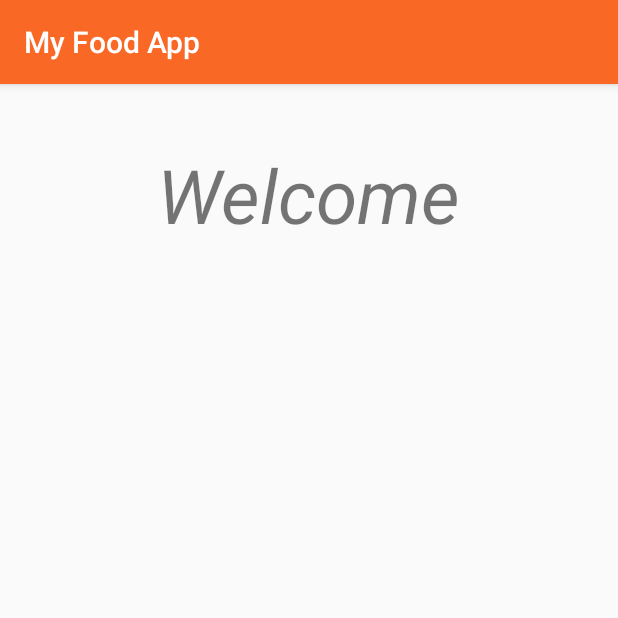
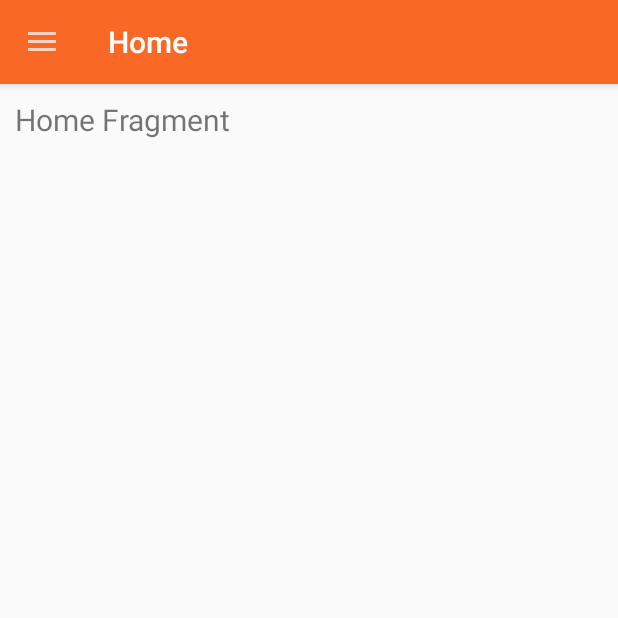
Before and after one commit to HammadKhan950/MyFoodApp, an Android app: the NewActivity screen opened directly, with no data from a screen before it, on a phone screen of 412 x 824 dp, the top half of it. Run offline under Robolectric (Android 15) with nearby library versions, the phone set to English and light mode, and no system bars.

Commit message:
project updated

```diff
--- a/app/src/main/java/com/Hammadkhan950/myfoodapp/NewActivity.kt
+++ b/app/src/main/java/com/Hammadkhan950/myfoodapp/NewActivity.kt
@@ -5,25 +5,156 @@ import android.content.Intent
 import android.content.SharedPreferences
 import androidx.appcompat.app.AppCompatActivity
 import android.os.Bundle
+import android.view.MenuItem
+import android.widget.FrameLayout
 import android.widget.TextView
 import android.widget.Toast
+import androidx.appcompat.app.ActionBarDrawerToggle
+import androidx.coordinatorlayout.widget.CoordinatorLayout
+import androidx.core.view.GravityCompat
+import androidx.drawerlayout.widget.DrawerLayout
+import com.google.android.material.navigation.NavigationView
 
 class NewActivity : AppCompatActivity() {
-    lateinit var tvMobileNumber: TextView
-    lateinit var tvPassword: TextView
-    lateinit var sharedPreferences: SharedPreferences
+
+
+    lateinit var drawerLayout: DrawerLayout
+    lateinit var coordinatorLayout: CoordinatorLayout
+    lateinit var frameLayout: FrameLayout
+    lateinit var navigationView: NavigationView
+    lateinit var toolbar: androidx.appcompat.widget.Toolbar
+    var previousMenuItem: MenuItem?=null
+   // lateinit var sharedPreferences: SharedPreferences
     override fun onCreate(savedInstanceState: Bundle?) {
         super.onCreate(savedInstanceState)
         setContentView(R.layout.activity_new)
-        sharedPreferences=getSharedPreferences(getString(R.string.preferences_file_name), Context.MODE_PRIVATE)
-        tvMobileNumber = findViewById(R.id.tvMobileNumber)
-        tvPassword = findViewById(R.id.tvPassword)
+//        sharedPreferences=getSharedPreferences(getString(R.string.preferences_file_name), Context.MODE_PRIVATE)
+//        val mobileNumber = sharedPreferences.getString("MobileNumber", 100.toString())
+//        val password = sharedPreferences.getString("Password","")
 
 
-        val mobileNumber = sharedPreferences.getString("MobileNumber", 100.toString())
-        val password = sharedPreferences.getString("Password","")
-        tvMobileNumber.text = mobileNumber
-        tvPassword.text = password
+
+
+       drawerLayout = findViewById(R.id.drawerLayout)
+       coordinatorLayout = findViewById(R.id.coordinatorLayout)
+       frameLayout = findViewById(R.id.frameLayout)
+       navigationView = findViewById(R.id.navigationView)
+       toolbar = findViewById(R.id.toolbar)
+       setUpToolbar()
+       openDashboard()
+       val actionBarDrawerToggle =
+           ActionBarDrawerToggle(this, drawerLayout,
+               R.string.open_drawer,
+               R.string.close_drawer
+           )
+
+       drawerLayout.addDrawerListener(actionBarDrawerToggle)
+       actionBarDrawerToggle.syncState()
+
+       navigationView.setNavigationItemSelectedListener {
+
+
+           if(previousMenuItem!=null){
+               previousMenuItem?.isChecked=false
+           }
+           it.isCheckable=true
+           it.isChecked=true
+           previousMenuItem=it
+
+           when (it.itemId) {
+               R.id.home -> {
+                   openDashboard()
+               }
+               R.id.favouriteRestaurants-> {
+                   supportFragmentManager.beginTransaction()
+                       .replace(
+                           R.id.frameLayout,
+                           FavouriteFragment()
+                       )
+                       .commit()
+                   supportActionBar?.title="Favourites"
+                   drawerLayout.closeDrawers()
+
+               }
+               R.id.myprofile -> {
+                   supportFragmentManager.beginTransaction()
+                       .replace(
+                           R.id.frameLayout,
+                           ProfileFragment()
+                       )
+                       .commit()
+                   supportActionBar?.title="Profile"
+                   drawerLayout.closeDrawers()
+
+               }
+               R.id.faqs -> {
+                   supportFragmentManager.beginTransaction()
+                       .replace(
+                           R.id.frameLayout,
+                          FAQsFragment()
+                       )
+                       .commit()
+                   supportActionBar?.title="About"
+                   drawerLayout.closeDrawers()
+
+               }
+               R.id.logout -> {
+                   supportFragmentManager.beginTransaction()
+                       .replace(
+                           R.id.frameLayout,
+                           LogoutFragment()
+                       )
+                       .commit()
+                   supportActionBar?.title="Log Out"
+                   drawerLayout.closeDrawers()
+
+               }
+           }
+           return@setNavigationItemSelectedListener true
+       }
+
+   }
+
+    fun setUpToolbar() {
+        setSupportActionBar(toolbar)
+        supportActionBar?.title = "Toolbar Title"
+        supportActionBar?.setHomeButtonEnabled(true)
+        supportActionBar?.setDisplayHomeAsUpEnabled(true)
 
     }
+
+    override fun onOptionsItemSelected(item: MenuItem): Boolean {
+
+        val id = item.itemId
+
+        if (id == android.R.id.home) {
+            drawerLayout.openDrawer(GravityCompat.START)
+        }
+        return super.onOptionsItemSelected(item)
+
+    }
+
+    fun openDashboard(){
+        val fragment= HomeFragment()
+        val transaction=supportFragmentManager.beginTransaction()
+
+        transaction.replace(R.id.frameLayout,fragment)
+        transaction.commit()
+        supportActionBar?.title="Home"
+        navigationView.setCheckedItem(R.id.home)
+    }
+
+    override fun onBackPressed() {
+        val frag=supportFragmentManager.findFragmentById(R.id.frameLayout)
+
+        when(frag){
+            !is HomeFragment ->openDashboard()
+
+            else->super.onBackPressed()
+        }
+
+
+    }
+
+
 }
--- a/app/src/main/res/layout/activity_new.xml
+++ b/app/src/main/res/layout/activity_new.xml
@@ -1,43 +1,52 @@
 <?xml version="1.0" encoding="utf-8"?>
-<LinearLayout xmlns:android="http://schemas.android.com/apk/res/android"
+<androidx.drawerlayout.widget.DrawerLayout xmlns:android="http://schemas.android.com/apk/res/android"
     xmlns:app="http://schemas.android.com/apk/res-auto"
     xmlns:tools="http://schemas.android.com/tools"
+    android:id="@+id/drawerLayout"
     android:layout_width="match_parent"
-    android:orientation="vertical"
     android:layout_height="match_parent"
     tools:context=".NewActivity">
-    <TextView
 
-        android:layout_width="wrap_content"
-        android:layout_height="wrap_content"
-        android:layout_gravity="center"
-        android:text="Welcome"
-        android:textSize="50sp"
-        android:layout_marginTop="40dp"
-        android:textStyle="italic"/>
-    <TextView
-        android:id="@+id/tvMobileNumber"
-        android:layout_width="wrap_content"
-        android:layout_height="wrap_content"
-        android:textSize="20sp"
-        android:text="732824689"
-        android:layout_gravity="center"
-        android:layout_marginTop="30dp"
-        />
-    <TextView
-        android:id="@+id/tvPassword"
-        android:layout_width="wrap_content"
-        android:layout_height="wrap_content"
-        android:textSize="20sp"
-        android:text="HammadKhan950"
-        android:layout_gravity="center"
-        android:layout_marginTop="30dp"
-        />
+    <androidx.coordinatorlayout.widget.CoordinatorLayout
+        android:id="@+id/coordinatorLayout"
+        android:layout_width="match_parent"
+        android:layout_height="match_parent">
+
+        <com.google.android.material.appbar.AppBarLayout
+            android:layout_width="match_parent"
+            android:layout_height="wrap_content"
+            android:elevation="0dp"
+            android:theme="@style/ThemeOverlay.AppCompat.Dark">
+
+            <androidx.appcompat.widget.Toolbar
+                android:id="@+id/toolbar"
+                android:layout_width="match_parent"
+                android:layout_height="wrap_content"
+                android:background="@color/colorPrimary"
+                android:minHeight="?attr/actionBarSize"
+                android:theme="@style/ThemeOverlay.AppCompat.Dark"
+                app:layout_scrollFlags="scroll|enterAlways" />
 
 
+        </com.google.android.material.appbar.AppBarLayout>
 
 
+        <FrameLayout
+            android:id="@+id/frameLayout"
+            android:layout_width="fill_parent"
+            android:layout_height="fill_parent"
+            app:layout_behavior="@string/appbar_scrolling_view_behavior" />
 
 
+    </androidx.coordinatorlayout.widget.CoordinatorLayout>
 
-</LinearLayout>
+
+    <com.google.android.material.navigation.NavigationView
+        android:id="@+id/navigationView"
+        android:layout_width="match_parent"
+        android:layout_height="match_parent"
+        android:layout_gravity="start"
+        app:headerLayout="@layout/drawer_header"
+        app:menu="@menu/menu_drawer_navigation" />
+
+</androidx.drawerlayout.widget.DrawerLayout>
--- a/app/src/main/res/values/strings.xml
+++ b/app/src/main/res/values/strings.xml
@@ -10,4 +10,12 @@
     <string name="invalid_password">Password must be >5 characters</string>
     <string name="login_failed">"Login failed"</string>
     <string name="preferences_file_name">FoodApp</string>
+    <string name="faqs_fragment">FAQs Fragment</string>
+    <string name="favourite_fragment">Favourite Fragment</string>
+    <string name="home_fragment">Home Fragment</string>
+    <string name="log_out_fragment">Log Out Fragment</string>
+    <string name="profile_fragment">Profile Fragment</string>
+    <string name="open_drawer">open drawer</string>
+    <string name="close_drawer">close drawer</string>
+
 </resources>
--- a/app/src/main/res/values/styles.xml
+++ b/app/src/main/res/values/styles.xml
@@ -1,7 +1,6 @@
 <resources>
     <!-- Base application theme. -->
-    <style name="AppTheme" parent="Theme.AppCompat.Light.DarkActionBar">
-        <!-- Customize your theme here. -->
+    <style name="AppTheme" parent="Theme.AppCompat.Light.NoActionBar">
         <item name="colorPrimary">@color/colorPrimary</item>
         <item name="colorPrimaryDark">@color/colorPrimaryDark</item>
         <item name="colorAccent">@color/colorAccent</item>
```
